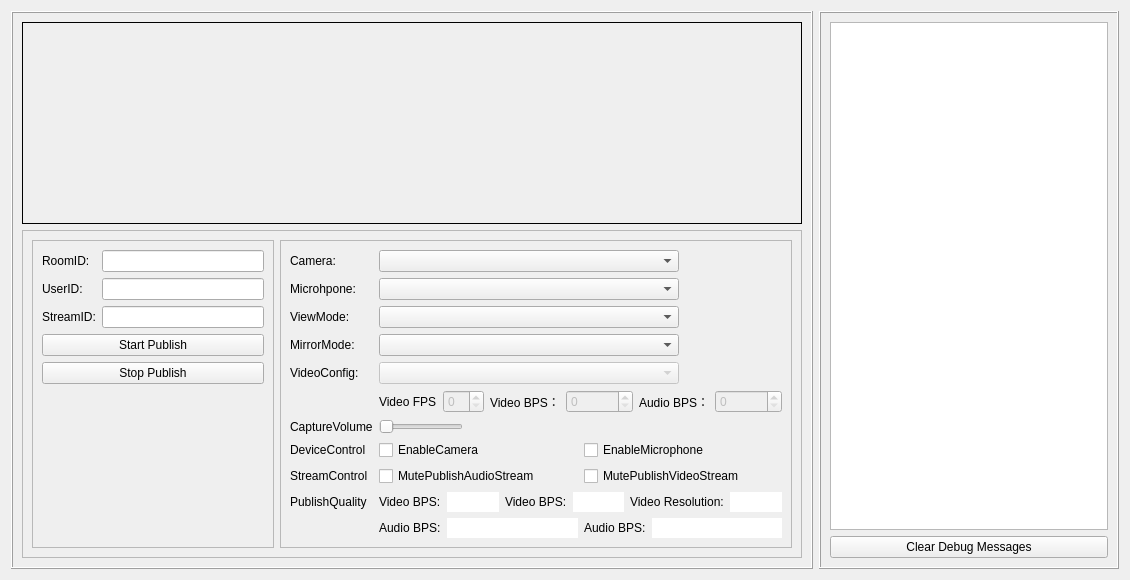
The window that Publish/ZegoPublishDemo.ui (zegoim/zego-express-example-topics-cpp) describes before a commit, drawn with Qt 5.
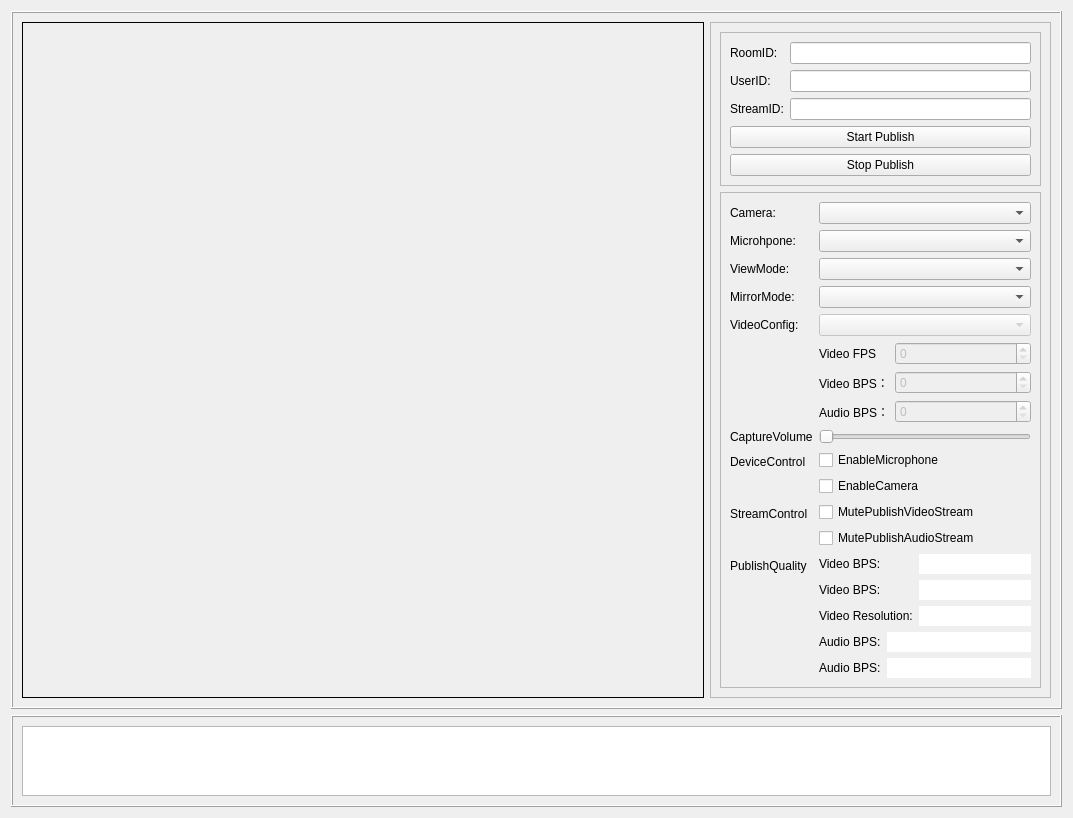
The same window after the commit.

The edit to the form file:
```diff
--- a/Publish/ZegoPublishDemo.ui
+++ b/Publish/ZegoPublishDemo.ui
@@ -6,14 +6,14 @@
    <rect>
     <x>0</x>
     <y>0</y>
-    <width>1130</width>
-    <height>580</height>
+    <width>1073</width>
+    <height>684</height>
    </rect>
   </property>
   <property name="windowTitle">
    <string>Form</string>
   </property>
-  <layout class="QHBoxLayout" name="horizontalLayout" stretch="3,1">
+  <layout class="QVBoxLayout" name="verticalLayout_3" stretch="3,1">
    <item>
     <widget class="QFrame" name="frame">
      <property name="frameShape">
@@ -22,7 +22,7 @@
      <property name="frameShadow">
       <enum>QFrame::Raised</enum>
      </property>
-     <layout class="QVBoxLayout" name="verticalLayout" stretch="1,1">
+     <layout class="QHBoxLayout" name="horizontalLayout" stretch="2,1">
       <item>
        <widget class="QFrame" name="frame_local_video">
         <property name="sizePolicy">
@@ -38,13 +38,19 @@
       </item>
       <item>
        <widget class="QFrame" name="frame_2">
+        <property name="maximumSize">
+         <size>
+          <width>500</width>
+          <height>16777215</height>
+         </size>
+        </property>
         <property name="frameShape">
          <enum>QFrame::StyledPanel</enum>
         </property>
         <property name="frameShadow">
          <enum>QFrame::Raised</enum>
         </property>
-        <layout class="QHBoxLayout" name="horizontalLayout_3" stretch="1,2">
+        <layout class="QVBoxLayout" name="verticalLayout" stretch="0,0,1">
          <item>
           <widget class="QFrame" name="frame_4">
            <property name="frameShape">
@@ -64,7 +70,7 @@
             <item row="0" column="1">
              <widget class="QLineEdit" name="lineEdit_roomID">
               <property name="sizePolicy">
-               <sizepolicy hsizetype="Preferred" vsizetype="Fixed">
+               <sizepolicy hsizetype="Preferred" vsizetype="Preferred">
                 <horstretch>0</horstretch>
                 <verstretch>0</verstretch>
                </sizepolicy>
@@ -81,7 +87,7 @@
             <item row="2" column="1">
              <widget class="QLineEdit" name="lineEdit_streamID">
               <property name="sizePolicy">
-               <sizepolicy hsizetype="Preferred" vsizetype="Fixed">
+               <sizepolicy hsizetype="Preferred" vsizetype="Preferred">
                 <horstretch>0</horstretch>
                 <verstretch>0</verstretch>
                </sizepolicy>
@@ -90,6 +96,12 @@
             </item>
             <item row="6" column="0" colspan="2">
              <widget class="QPushButton" name="pushButton_startPublish">
+              <property name="sizePolicy">
+               <sizepolicy hsizetype="Preferred" vsizetype="Preferred">
+                <horstretch>0</horstretch>
+                <verstretch>0</verstretch>
+               </sizepolicy>
+              </property>
               <property name="text">
                <string>Start Publish</string>
               </property>
@@ -97,13 +109,26 @@
             </item>
             <item row="7" column="0" colspan="2">
              <widget class="QPushButton" name="pushButton_stopPublish">
+              <property name="sizePolicy">
+               <sizepolicy hsizetype="Preferred" vsizetype="Preferred">
+                <horstretch>0</horstretch>
+                <verstretch>0</verstretch>
+               </sizepolicy>
+              </property>
               <property name="text">
                <string>Stop Publish</string>
               </property>
              </widget>
             </item>
             <item row="1" column="1">
-             <widget class="QLineEdit" name="lineEdit_userID"/>
+             <widget class="QLineEdit" name="lineEdit_userID">
+              <property name="sizePolicy">
+               <sizepolicy hsizetype="Preferred" vsizetype="Preferred">
+                <horstretch>0</horstretch>
+                <verstretch>0</verstretch>
+               </sizepolicy>
+              </property>
+             </widget>
             </item>
             <item row="1" column="0">
              <widget class="QLabel" name="label_20">
@@ -134,14 +159,14 @@
             <item row="0" column="1">
              <widget class="QComboBox" name="comboBox_camera">
               <property name="sizePolicy">
-               <sizepolicy hsizetype="Fixed" vsizetype="Fixed">
+               <sizepolicy hsizetype="Preferred" vsizetype="Preferred">
                 <horstretch>0</horstretch>
                 <verstretch>0</verstretch>
                </sizepolicy>
               </property>
               <property name="maximumSize">
                <size>
-                <width>300</width>
+                <width>16777215</width>
                 <height>16777215</height>
                </size>
               </property>
@@ -157,14 +182,14 @@
             <item row="1" column="1">
              <widget class="QComboBox" name="comboBox_microphone">
               <property name="sizePolicy">
-               <sizepolicy hsizetype="Fixed" vsizetype="Fixed">
+               <sizepolicy hsizetype="Preferred" vsizetype="Preferred">
                 <horstretch>0</horstretch>
                 <verstretch>0</verstretch>
                </sizepolicy>
               </property>
               <property name="maximumSize">
                <size>
-                <width>300</width>
+                <width>16777215</width>
                 <height>16777215</height>
                </size>
               </property>
@@ -180,14 +205,14 @@
             <item row="2" column="1">
              <widget class="QComboBox" name="comboBox_viewmode">
               <property name="sizePolicy">
-               <sizepolicy hsizetype="Fixed" vsizetype="Fixed">
+               <sizepolicy hsizetype="Preferred" vsizetype="Preferred">
                 <horstretch>0</horstretch>
                 <verstretch>0</verstretch>
                </sizepolicy>
               </property>
               <property name="maximumSize">
                <size>
-                <width>300</width>
+                <width>16777215</width>
                 <height>16777215</height>
                </size>
               </property>
@@ -203,14 +228,14 @@
             <item row="3" column="1">
              <widget class="QComboBox" name="comboBox_mirrormode">
               <property name="sizePolicy">
-               <sizepolicy hsizetype="Fixed" vsizetype="Fixed">
+               <sizepolicy hsizetype="Preferred" vsizetype="Preferred">
                 <horstretch>0</horstretch>
                 <verstretch>0</verstretch>
                </sizepolicy>
               </property>
               <property name="maximumSize">
                <size>
-                <width>300</width>
+                <width>16777215</width>
                 <height>16777215</height>
                </size>
               </property>
@@ -229,19 +254,71 @@
                <bool>false</bool>
               </property>
               <property name="sizePolicy">
-               <sizepolicy hsizetype="Fixed" vsizetype="Fixed">
+               <sizepolicy hsizetype="Preferred" vsizetype="Preferred">
                 <horstretch>0</horstretch>
                 <verstretch>0</verstretch>
                </sizepolicy>
               </property>
               <property name="maximumSize">
                <size>
-                <width>300</width>
+                <width>16777215</width>
                 <height>16777215</height>
                </size>
               </property>
              </widget>
             </item>
+            <item row="6" column="1">
+             <layout class="QFormLayout" name="formLayout_5">
+              <item row="0" column="0">
+               <widget class="QLabel" name="label_15">
+                <property name="text">
+                 <string>Video FPS</string>
+                </property>
+               </widget>
+              </item>
+              <item row="0" column="1">
+               <widget class="QSpinBox" name="spinBox_videoFPS">
+                <property name="enabled">
+                 <bool>false</bool>
+                </property>
+               </widget>
+              </item>
+              <item row="1" column="0">
+               <widget class="QLabel" name="label_18">
+                <property name="text">
+                 <string>Video BPS：</string>
+                </property>
+               </widget>
+              </item>
+              <item row="1" column="1">
+               <widget class="QSpinBox" name="spinBox_videoBPS">
+                <property name="enabled">
+                 <bool>false</bool>
+                </property>
+                <property name="maximum">
+                 <number>10000000</number>
+                </property>
+               </widget>
+              </item>
+              <item row="2" column="0">
+               <widget class="QLabel" name="label_19">
+                <property name="text">
+                 <string>Audio BPS：</string>
+                </property>
+               </widget>
+              </item>
+              <item row="2" column="1">
+               <widget class="QSpinBox" name="spinBox_audioBPS">
+                <property name="enabled">
+                 <bool>false</bool>
+                </property>
+                <property name="maximum">
+                 <number>10000000</number>
+                </property>
+               </widget>
+              </item>
+             </layout>
+            </item>
             <item row="7" column="0">
              <widget class="QLabel" name="label_12">
               <property name="text">
@@ -252,7 +329,7 @@
             <item row="7" column="1">
              <widget class="QSlider" name="slider_captureVolume">
               <property name="sizePolicy">
-               <sizepolicy hsizetype="Fixed" vsizetype="Fixed">
+               <sizepolicy hsizetype="Preferred" vsizetype="Preferred">
                 <horstretch>0</horstretch>
                 <verstretch>0</verstretch>
                </sizepolicy>
@@ -273,14 +350,7 @@
              </widget>
             </item>
             <item row="8" column="1">
-             <layout class="QHBoxLayout" name="horizontalLayout_5">
-              <item>
-               <widget class="QCheckBox" name="checkBox_enableCamera">
-                <property name="text">
-                 <string>EnableCamera</string>
-                </property>
-               </widget>
-              </item>
+             <layout class="QVBoxLayout" name="verticalLayout_4">
               <item>
                <widget class="QCheckBox" name="checkBox_enableMicrophone">
                 <property name="text">
@@ -288,6 +358,13 @@
                 </property>
                </widget>
               </item>
+              <item>
+               <widget class="QCheckBox" name="checkBox_enableCamera">
+                <property name="text">
+                 <string>EnableCamera</string>
+                </property>
+               </widget>
+              </item>
              </layout>
             </item>
             <item row="9" column="0">
@@ -298,14 +375,7 @@
              </widget>
             </item>
             <item row="9" column="1">
-             <layout class="QHBoxLayout" name="horizontalLayout_2">
-              <item>
-               <widget class="QCheckBox" name="checkBox_mutePublishStreamAudio">
-                <property name="text">
-                 <string>MutePublishAudioStream</string>
-                </property>
-               </widget>
-              </item>
+             <layout class="QVBoxLayout" name="verticalLayout_5">
               <item>
                <widget class="QCheckBox" name="checkBox_mutePublishStreamVideo">
                 <property name="text">
@@ -313,56 +383,32 @@
                 </property>
                </widget>
               </item>
+              <item>
+               <widget class="QCheckBox" name="checkBox_mutePublishStreamAudio">
+                <property name="text">
+                 <string>MutePublishAudioStream</string>
+                </property>
+               </widget>
+              </item>
              </layout>
             </item>
-            <item row="11" column="1">
-             <layout class="QHBoxLayout" name="horizontalLayout_6">
-              <item>
-               <widget class="QLabel" name="label_16">
-                <property name="text">
-                 <string>Audio BPS:</string>
-                </property>
-               </widget>
-              </item>
-              <item>
-               <widget class="QLineEdit" name="lineEdit_audioFPS">
-                <property name="frame">
-                 <bool>false</bool>
-                </property>
-                <property name="readOnly">
-                 <bool>true</bool>
-                </property>
-               </widget>
-              </item>
-              <item>
-               <widget class="QLabel" name="label_17">
-                <property name="text">
-                 <string>Audio BPS:</string>
-                </property>
-               </widget>
-              </item>
-              <item>
-               <widget class="QLineEdit" name="lineEdit_audioBPS">
-                <property name="frame">
-                 <bool>false</bool>
-                </property>
-                <property name="readOnly">
-                 <bool>true</bool>
-                </property>
-               </widget>
-              </item>
-             </layout>
+            <item row="10" column="0">
+             <widget class="QLabel" name="label_13">
+              <property name="text">
+               <string>PublishQuality</string>
+              </property>
+             </widget>
             </item>
             <item row="10" column="1">
-             <layout class="QHBoxLayout" name="horizontalLayout_4">
-              <item>
+             <layout class="QFormLayout" name="formLayout_3">
+              <item row="0" column="0">
                <widget class="QLabel" name="label_8">
                 <property name="text">
                  <string>Video BPS:</string>
                 </property>
                </widget>
               </item>
-              <item>
+              <item row="0" column="1">
                <widget class="QLineEdit" name="lineEdit_videoFPS">
                 <property name="frame">
                  <bool>false</bool>
@@ -372,14 +418,14 @@
                 </property>
                </widget>
               </item>
-              <item>
+              <item row="1" column="0">
                <widget class="QLabel" name="label_6">
                 <property name="text">
                  <string>Video BPS:</string>
                 </property>
                </widget>
               </item>
-              <item>
+              <item row="1" column="1">
                <widget class="QLineEdit" name="lineEdit_videoBPS">
                 <property name="frame">
                  <bool>false</bool>
@@ -389,14 +435,14 @@
                 </property>
                </widget>
               </item>
-              <item>
+              <item row="2" column="0">
                <widget class="QLabel" name="label_7">
                 <property name="text">
                  <string>Video Resolution:</string>
                 </property>
                </widget>
               </item>
-              <item>
+              <item row="2" column="1">
                <widget class="QLineEdit" name="lineEdit_resolution">
                 <property name="frame">
                  <bool>false</bool>
@@ -408,60 +454,39 @@
               </item>
              </layout>
             </item>
-            <item row="10" column="0">
-             <widget class="QLabel" name="label_13">
-              <property name="text">
-               <string>PublishQuality</string>
-              </property>
-             </widget>
-            </item>
-            <item row="6" column="1">
-             <layout class="QHBoxLayout" name="horizontalLayout_7">
-              <item>
-               <widget class="QLabel" name="label_15">
+            <item row="11" column="1">
+             <layout class="QFormLayout" name="formLayout_4">
+              <item row="0" column="0">
+               <widget class="QLabel" name="label_16">
                 <property name="text">
-                 <string>Video FPS</string>
+                 <string>Audio BPS:</string>
                 </property>
                </widget>
               </item>
-              <item>
-               <widget class="QSpinBox" name="spinBox_videoFPS">
-                <property name="enabled">
+              <item row="0" column="1">
+               <widget class="QLineEdit" name="lineEdit_audioFPS">
+                <property name="frame">
                  <bool>false</bool>
                 </property>
-               </widget>
-              </item>
-              <item>
-               <widget class="QLabel" name="label_18">
-                <property name="text">
-                 <string>Video BPS：</string>
+                <property name="readOnly">
+                 <bool>true</bool>
                 </property>
                </widget>
               </item>
-              <item>
-               <widget class="QSpinBox" name="spinBox_videoBPS">
-                <property name="enabled">
-                 <bool>false</bool>
-                </property>
-                <property name="maximum">
-                 <number>10000000</number>
-                </property>
-               </widget>
-              </item>
-              <item>
-               <widget class="QLabel" name="label_19">
+              <item row="1" column="0">
+               <widget class="QLabel" name="label_17">
                 <property name="text">
-                 <string>Audio BPS：</string>
+                 <string>Audio BPS:</string>
                 </property>
                </widget>
               </item>
-              <item>
-               <widget class="QSpinBox" name="spinBox_audioBPS">
-                <property name="enabled">
+              <item row="1" column="1">
+               <widget class="QLineEdit" name="lineEdit_audioBPS">
+                <property name="frame">
                  <bool>false</bool>
                 </property>
-                <property name="maximum">
-                 <number>10000000</number>
+                <property name="readOnly">
+                 <bool>true</bool>
                 </property>
                </widget>
               </item>
@@ -470,6 +495,19 @@
            </layout>
           </widget>
          </item>
+         <item>
+          <spacer name="verticalSpacer">
+           <property name="orientation">
+            <enum>Qt::Vertical</enum>
+           </property>
+           <property name="sizeHint" stdset="0">
+            <size>
+             <width>20</width>
+             <height>40</height>
+            </size>
+           </property>
+          </spacer>
+         </item>
         </layout>
        </widget>
       </item>
@@ -514,13 +552,6 @@
         </property>
        </widget>
       </item>
-      <item>
-       <widget class="QPushButton" name="pushButton_clear_log">
-        <property name="text">
-         <string>Clear Debug Messages</string>
-        </property>
-       </widget>
-      </item>
      </layout>
     </widget>
    </item>
```
